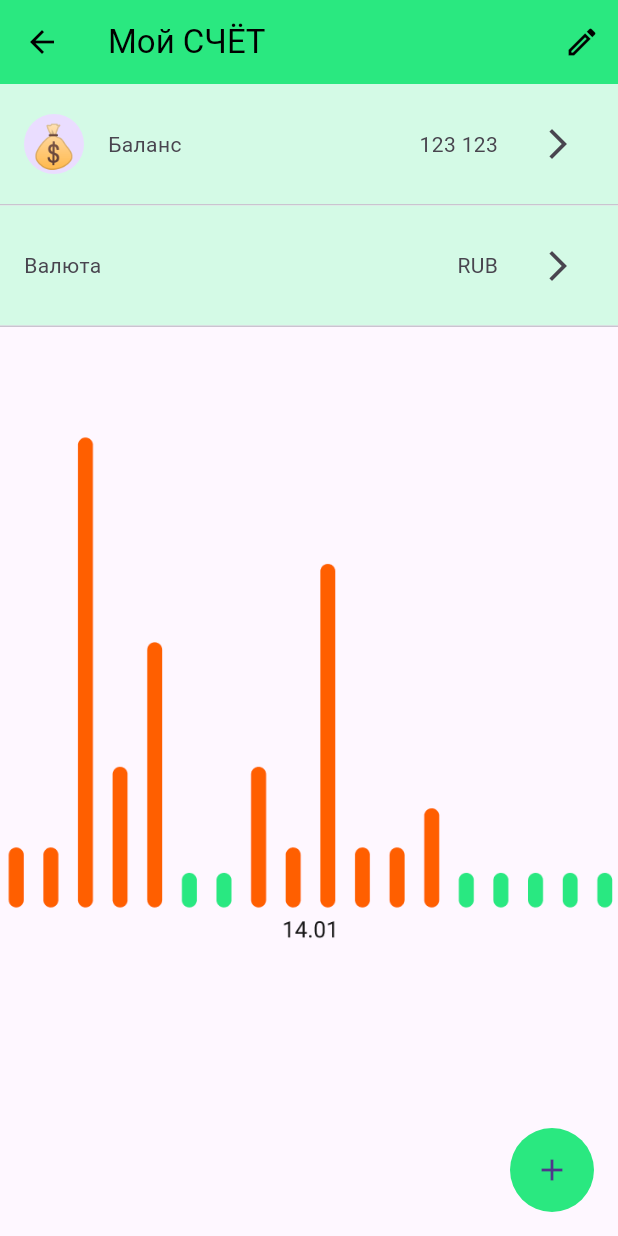
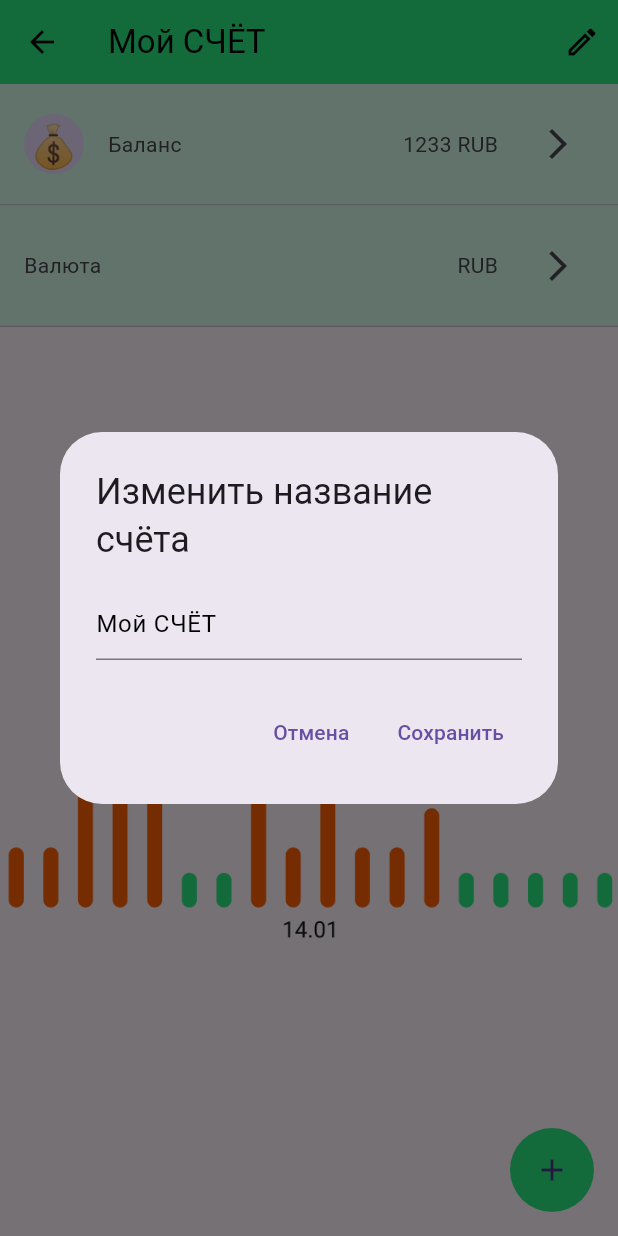
Before and after one commit to pablobagdal/CoinsIO, a Flutter app: the _AccountPageView screen opened directly, after a tap on the "mode edit" icon, on a phone screen of 412 x 824 dp. Run offline on Flutter 3.47's test engine with Material 3 defaults, Android fonts, the phone set to English and light mode, and no system bars; our stand-ins replace flutter_bloc, freezed_annotation, go_router; generated files the repository leaves out were written again.

Commit message:
don't work change acc name dialog

```diff
--- a/lib/ui/blocs/accounts_bloc/account_bloc.dart
+++ b/lib/ui/blocs/accounts_bloc/account_bloc.dart
@@ -1,3 +1,5 @@
+import 'dart:async';
+
 import 'package:coinio_app/domain/models/account/account.dart';
 import 'package:coinio_app/domain/usecases/accounts/get_account_usecase.dart';
 import 'package:coinio_app/ui/blocs/accounts_bloc/account_event.dart';
@@ -22,5 +24,28 @@ class AccountBloc extends Bloc<AccountEvent, AccountState> {
         ),
       ) {
     // on<someEvent>(someMethod);
+    on<UpdateAccountName>(_onUpdateAccountName);
+  }
+
+  Future<void> _onUpdateAccountName(
+    UpdateAccountName event,
+    Emitter<AccountState> emit,
+  ) async {
+    // emit(AccountLoading(account: account))
+    // TODO update name logic
+
+    // this account should be accessed from mock repo via any usecase
+    final account = Account(
+      id: 123,
+      userId: 1,
+      name: event.newName,
+      balance: '1233',
+      currency: 'RUB',
+      createdAt: DateTime.now(),
+      updatedAt: DateTime.now(),
+    );
+
+    // emit(AccountLoading(account: account));
+    emit(AccountLoaded(account: account));
   }
 }
--- a/lib/ui/blocs/accounts_bloc/account_event.dart
+++ b/lib/ui/blocs/accounts_bloc/account_event.dart
@@ -4,4 +4,8 @@ class ChangeAccount extends AccountEvent {}
 
 class UpdateAccountCurrency extends AccountEvent {}
 
-class UpdateAccountName extends AccountEvent {}
+class UpdateAccountName extends AccountEvent {
+  final String newName;
+
+  UpdateAccountName({required this.newName});
+}
--- a/lib/ui/pages/accounts/account_change_balance.dart
+++ b/lib/ui/pages/accounts/account_change_balance.dart
@@ -5,6 +5,8 @@ class AccountChangeBalance extends StatelessWidget {
 
   @override
   Widget build(BuildContext context) {
-    return const Placeholder();
+    return Scaffold(
+      appBar: AppBar(title: Text('Экран редактирования баланса')),
+    );
   }
 }
--- a/lib/ui/pages/accounts/accounts_page.dart
+++ b/lib/ui/pages/accounts/accounts_page.dart
@@ -2,6 +2,7 @@ import 'package:coinio_app/core/themes/colors.dart';
 import 'package:coinio_app/data/repositories/mock_account_repository.dart';
 import 'package:coinio_app/domain/usecases/accounts/get_account_usecase.dart';
 import 'package:coinio_app/ui/blocs/accounts_bloc/account_bloc.dart';
+import 'package:coinio_app/ui/blocs/accounts_bloc/account_event.dart';
 import 'package:coinio_app/ui/blocs/accounts_bloc/account_state.dart';
 import 'package:flutter/material.dart';
 import 'package:flutter_bloc/flutter_bloc.dart';
@@ -44,20 +45,39 @@ class _AccountPageView extends StatelessWidget {
         },
       ),
       actions: [
-        IconButton(
-          onPressed: () {
-            context.go('/accounts/balance');
+        BlocBuilder<AccountBloc, AccountState>(
+          builder: (final context, final state) {
+            if (state is AccountLoading || state is AccountLoaded) {
+              return IconButton(
+                onPressed: () {
+                  // context.go('/accounts/balance');
+                  _showEditDialog(context, state.account.name);
+                },
+                icon: const Icon(Icons.mode_edit_outlined),
+              );
+            } else {
+              return Icon(Icons.edit_outlined);
+            }
           },
-          icon: const Icon(Icons.mode_edit_outlined),
         ),
       ],
     ),
     body: Column(
       children: [
-        _accountBalanceRow(),
-        Divider(height: 1),
-        _accountCurrencyRow(),
-        Divider(height: 1),
+        BlocBuilder<AccountBloc, AccountState>(
+          builder:
+              (final context, final state) => _accountBalanceRow(
+                balance: state.account.balance,
+                currency: state.account.currency,
+              ),
+        ),
+        const Divider(height: 1),
+        BlocBuilder<AccountBloc, AccountState>(
+          builder:
+              (final context, final state) =>
+                  _accountCurrencyRow(currency: state.account.currency),
+        ),
+        const Divider(height: 1),
         _accountGraphicView(context),
       ],
     ),
@@ -69,13 +89,63 @@ class _AccountPageView extends StatelessWidget {
     ),
   );
 
-  Widget _accountBalanceRow() => Container(
-    padding: EdgeInsets.all(16.0),
-    decoration: BoxDecoration(color: AppColors.greenlight1),
+  Future<void> _showEditDialog(
+    final BuildContext context,
+    final String currentName,
+  ) async {
+    final TextEditingController controller = TextEditingController(
+      text: currentName,
+    );
+
+    await showDialog(
+      context: context,
+      builder:
+          (final context) => AlertDialog(
+            title: const Text('Изменить название счёта'),
+            content: TextField(
+              controller: controller,
+              decoration: const InputDecoration(
+                hintText: 'Введите новое название',
+              ),
+            ),
+            actions: [
+              TextButton(
+                onPressed: () => Navigator.pop(context),
+                child: const Text('Отмена'),
+              ),
+              TextButton(
+                onPressed: () {
+                  final newName = controller.text.trim();
+                  if (newName.isNotEmpty) {
+                    // Сохраняем новое название (например, через Bloc/Provider)
+                    context.read<AccountBloc>().add(
+                      UpdateAccountName(newName: newName),
+                    );
+                    Navigator.pop(context, newName); // Возвращаем новое имя
+                  }
+                },
+                child: const Text('Сохранить'),
+              ),
+            ],
+          ),
+    ).then((final newName) {
+      if (newName != null) {
+        // Обновляем данные (например, через Bloc)
+        print('Новое название: $newName');
+      }
+    });
+  }
+
+  Widget _accountBalanceRow({
+    required final String balance,
+    required final String currency,
+  }) => Container(
+    padding: const EdgeInsets.all(16.0),
+    decoration: const BoxDecoration(color: AppColors.greenlight1),
     child: Row(
       mainAxisAlignment: MainAxisAlignment.spaceBetween,
       children: [
-        Row(
+        const Row(
           spacing: 16.0,
           children: [
             CircleAvatar(child: Text('💰', style: TextStyle(fontSize: 28))),
@@ -85,25 +155,31 @@ class _AccountPageView extends StatelessWidget {
         Row(
           spacing: 16.0,
           children: [
-            Text('123 123'),
-            IconButton(icon: Icon(Icons.arrow_forward_ios), onPressed: () {}),
+            Text('$balance $currency'),
+            IconButton(
+              icon: const Icon(Icons.arrow_forward_ios),
+              onPressed: () {},
+            ),
           ],
         ),
       ],
     ),
   );
-  Widget _accountCurrencyRow() => Container(
-    padding: EdgeInsets.all(16.0),
-    decoration: BoxDecoration(color: AppColors.greenlight1),
+  Widget _accountCurrencyRow({required final String currency}) => Container(
+    padding: const EdgeInsets.all(16.0),
+    decoration: const BoxDecoration(color: AppColors.greenlight1),
     child: Row(
       mainAxisAlignment: MainAxisAlignment.spaceBetween,
       children: [
-        Row(spacing: 16.0, children: [Text('Валюта')]),
+        const Row(spacing: 16.0, children: [Text('Валюта')]),
         Row(
           spacing: 16.0,
           children: [
-            Text('RUB'),
-            IconButton(icon: Icon(Icons.arrow_forward_ios), onPressed: () {}),
+            const Text('RUB'),
+            IconButton(
+              icon: const Icon(Icons.arrow_forward_ios),
+              onPressed: () {},
+            ),
           ],
         ),
       ],
```
